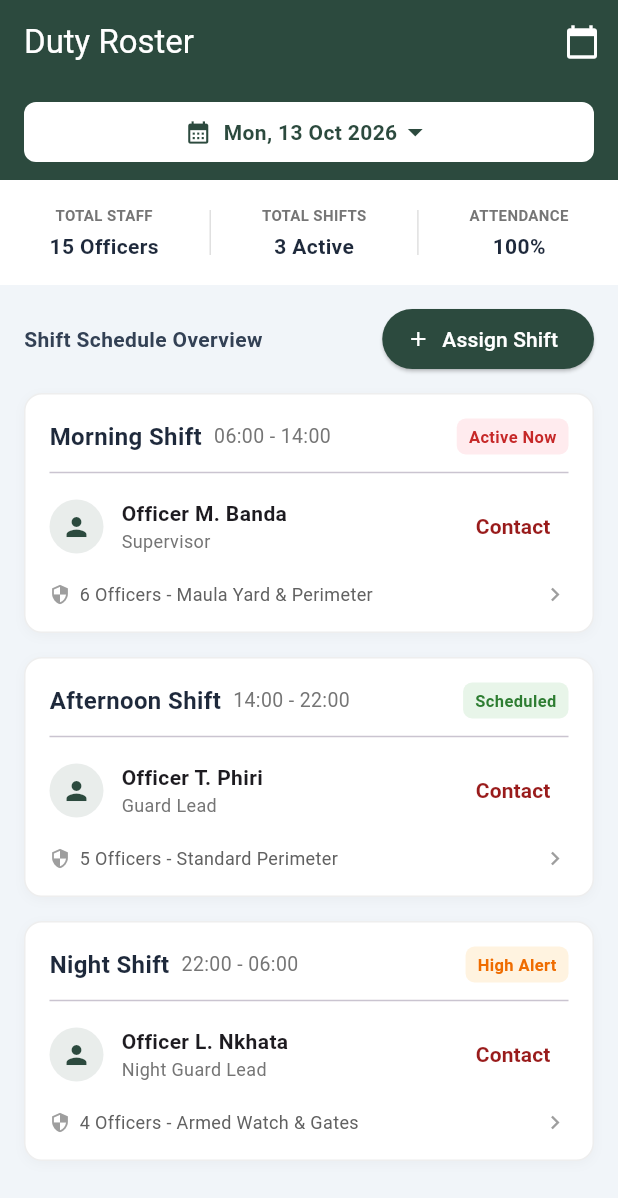
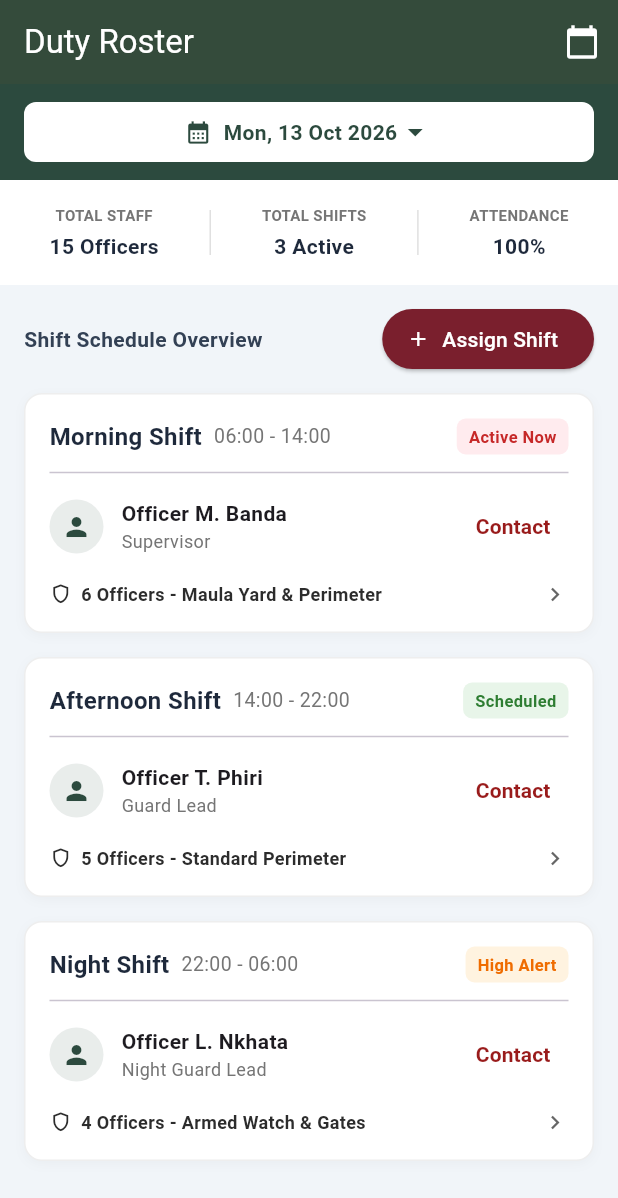
Before and after one commit to bsc-com-44-24/Prison-Management-system, a Flutter app: the screen it shows after launch, on a phone screen of 412 x 824 dp. Shown: the top 1198 px of the screen. Run offline on Flutter 3.47's test engine with Material 3 defaults, Android fonts, the phone set to English and light mode, and no system bars; our stand-ins replace hive_flutter; accounts and stored records are empty.

Commit message:
"Refactor staff roster card layout and update color palette to Dark Green and Maroon"

```diff
--- a/lib/staff_roster/screens/staff_roster_screen.dart
+++ b/lib/staff_roster/screens/staff_roster_screen.dart
@@ -236,7 +236,7 @@ void _showShiftDetailDialog(BuildContext context, ShiftModel shift) {
       backgroundColor: const Color(0xFFF1F5F9),
       appBar: AppBar(
         title: const Text('Duty Roster'),
-        backgroundColor: const Color(0xFF2C4A3E),
+        backgroundColor: const Color(0xFF344B3B),
         foregroundColor: Colors.white,
         elevation: 0,
         actions: [
@@ -296,7 +296,7 @@ void _showShiftDetailDialog(BuildContext context, ShiftModel shift) {
                   onPressed: () => _showAssignShiftDialog(context),
                   icon: const Icon(Icons.add, size: 16),
                   label: const Text('Assign Shift'),
-                  style: ElevatedButton.styleFrom(backgroundColor: const Color(0xFF2C4A3E), foregroundColor: Colors.white),
+                  style: ElevatedButton.styleFrom(backgroundColor: const Color(0xFF7A1F2D), foregroundColor: Colors.white),
                 ),
               ],
             ),
--- a/lib/staff_roster/widgets/roster_card.dart
+++ b/lib/staff_roster/widgets/roster_card.dart
@@ -110,19 +110,40 @@ class RosterCard extends StatelessWidget {
          Row(
             mainAxisAlignment: MainAxisAlignment.spaceBetween,
             children: [
-              Row(
+              // 1. Wrap the inner row in Expanded so it occupies available space smoothly
+              Expanded(
+                child: Row(
                   children: [
-                  const Icon(Icons.security, size: 14, color: Colors.grey),
+                    const Icon(
+                      Icons.shield_outlined, // or Icons.security
+                      size: 15,
+                      color: Color(0xFF2C2C2C), // Crisp dark grey icon
+                    ),
                     const SizedBox(width: 6),
-                  Text(
+                    // 2. Wrap Text in Flexible/Expanded with TextOverflow.ellipsis
+                    Expanded(
+                      child: Text(
                         "${shift.officerCount} Officers - ${shift.assignedLocation}",
-                    style: TextStyle(color: Colors.grey.shade700, fontSize: 12),
+                        maxLines: 1,
+                        overflow: TextOverflow.ellipsis, // Prevents text squishing on narrow screens
+                        style: const TextStyle(
+                          color: Color(0xFF2C2C2C), // Solid high-contrast color
+                          fontSize: 12,
+                          fontWeight: FontWeight.w600, // Semi-bold for extra clarity on low-DPI displays
+                        ),
+                      ),
                     ),
                   ],
                 ),
-              const Icon(Icons.chevron_right, size: 18, color: Colors.grey),
+              ),
+              const SizedBox(width: 8),
+              const Icon(
+                Icons.chevron_right,
+                size: 18,
+                color: Color(0xFF666666),
+              ),
             ],
-          ),
+          )
         ],
       ),
     );
```
Lines whose indentation alone changed are shown as unchanged.
